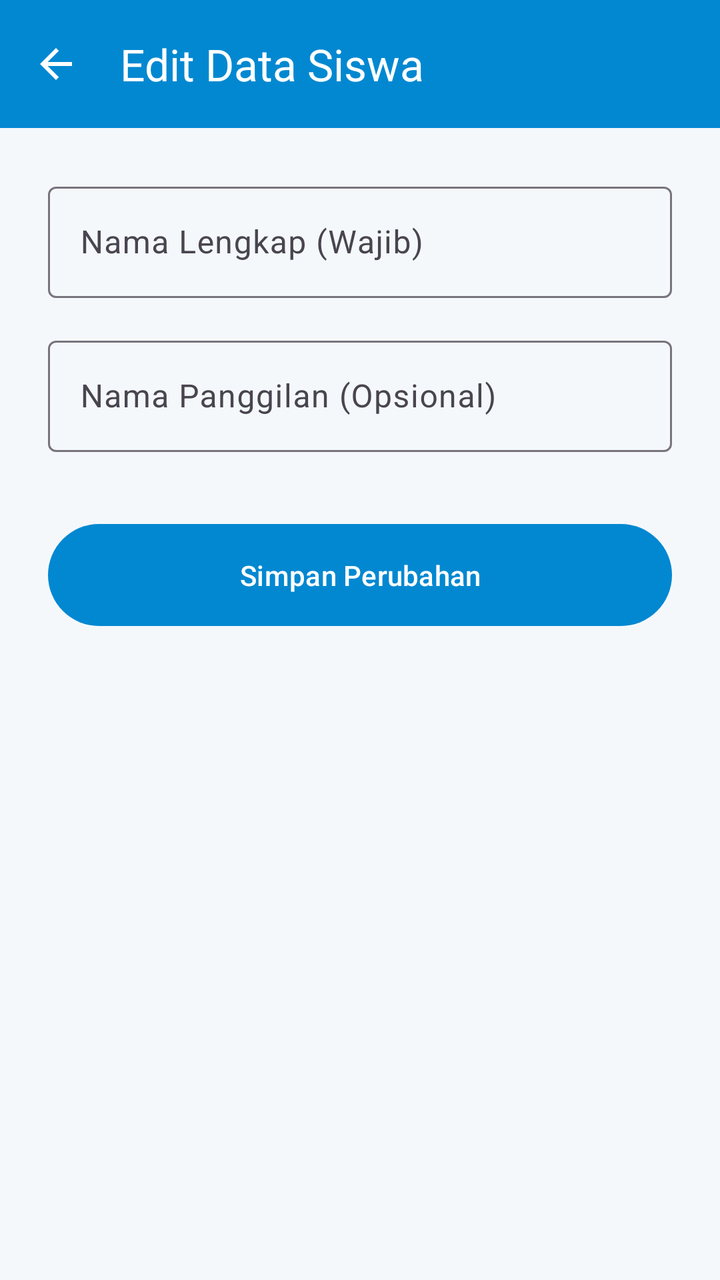
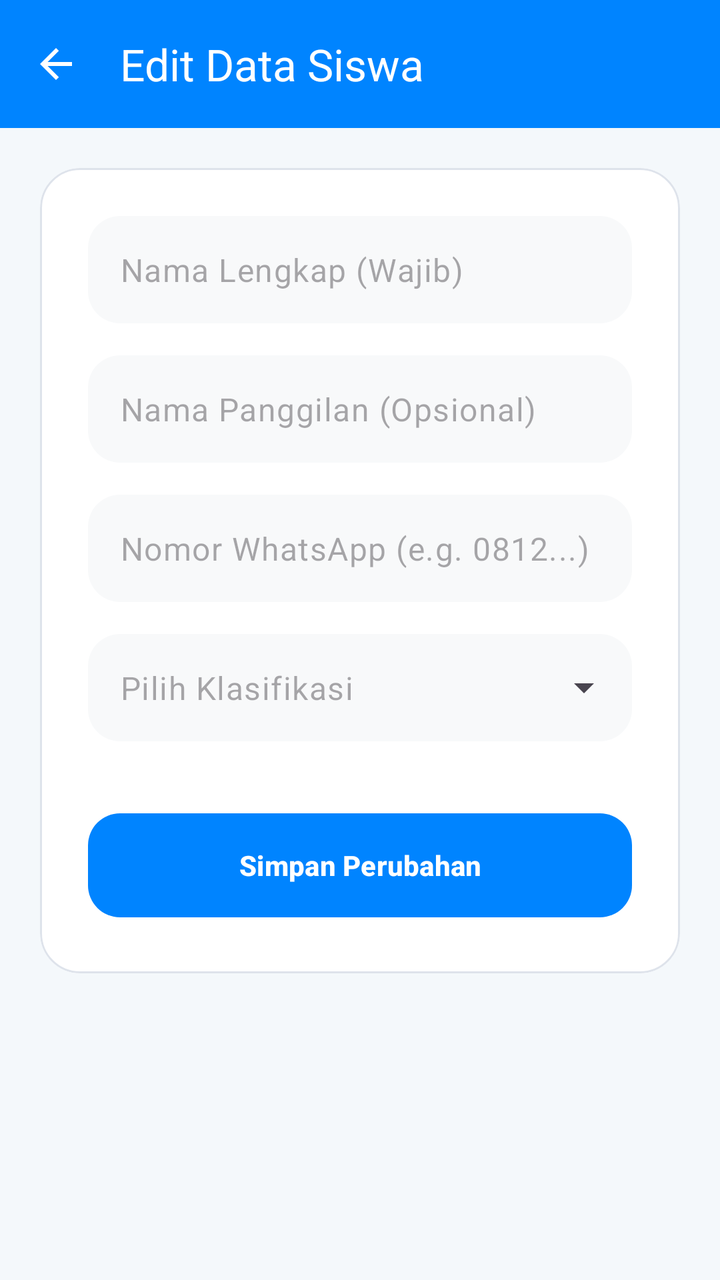

Before-and-after screenshots of an Android layout around one commit, followed by the original layout XML and the change that was made.
<!-- AndroidManifest.xml: application theme Theme.AbsenRenang -->
<!-- res/layout/activity_edit_student.xml -->
<?xml version="1.0" encoding="utf-8"?>
<LinearLayout xmlns:android="http://schemas.android.com/apk/res/android"
    xmlns:app="http://schemas.android.com/apk/res-auto"
    xmlns:tools="http://schemas.android.com/tools"
    android:id="@+id/main"
    android:layout_width="match_parent"
    android:layout_height="match_parent"
    android:background="#F4F8FB"
    android:orientation="vertical"
    tools:context=".ui.studentlist.EditStudentActivity">

    <com.google.android.material.appbar.MaterialToolbar
        android:id="@+id/toolbar"
        android:layout_width="match_parent"
        android:layout_height="?attr/actionBarSize"
        android:background="?attr/colorPrimary"
        app:navigationIcon="@drawable/ic_arrow_back"
        app:navigationIconTint="@color/white"
        app:title="Edit Data Siswa"
        app:titleTextColor="@color/white" />

    <ScrollView
        android:layout_width="match_parent"
        android:layout_height="match_parent">

        <LinearLayout
            android:layout_width="match_parent"
            android:layout_height="wrap_content"
            android:orientation="vertical"
            android:padding="24dp">

            <com.google.android.material.textfield.TextInputLayout
                android:id="@+id/tilName"
                android:layout_width="match_parent"
                android:layout_height="wrap_content"
                android:hint="Nama Lengkap (Wajib)">

                <com.google.android.material.textfield.TextInputEditText
                    android:id="@+id/etName"
                    android:layout_width="match_parent"
                    android:layout_height="wrap_content"
                    android:inputType="textPersonName|textCapWords" />
            </com.google.android.material.textfield.TextInputLayout>

            <com.google.android.material.textfield.TextInputLayout
                android:id="@+id/tilNickname"
                android:layout_width="match_parent"
                android:layout_height="wrap_content"
                android:layout_marginTop="16dp"
                android:hint="Nama Panggilan (Opsional)">

                <com.google.android.material.textfield.TextInputEditText
                    android:id="@+id/etNickname"
                    android:layout_width="match_parent"
                    android:layout_height="wrap_content"
                    android:inputType="textPersonName|textCapWords" />
            </com.google.android.material.textfield.TextInputLayout>

            <com.google.android.material.button.MaterialButton
                android:id="@+id/btnSave"
                android:layout_width="match_parent"
                android:layout_height="wrap_content"
                android:layout_marginTop="32dp"
                android:paddingVertical="16dp"
                android:text="Simpan Perubahan" />

        </LinearLayout>
    </ScrollView>
</LinearLayout>
<!-- resources referenced by this layout -->
<resources>
  <color name="white">#FFFFFFFF</color>
  <!-- drawable ic_arrow_back (drawable) -->
  <vector xmlns:android="http://schemas.android.com/apk/res/android" android:autoMirrored="true" android:height="24dp" android:tint="#000000" android:viewportHeight="960" android:viewportWidth="960" android:width="24dp">
        
      <path android:fillColor="@android:color/white" android:pathData="M313,520L537,744L480,800L160,480L480,160L537,216L313,440L800,440L800,520L313,520Z"/>
      
  </vector>
  <style name="Theme.AbsenRenang" parent="Base.Theme.AbsenRenang" />
  <style name="Base.Theme.AbsenRenang" parent="Theme.Material3.Light.NoActionBar">
          <item name="colorPrimary">@color/primary_blue</item>
      </style>
  <color name="primary_blue">#0288D1</color>
</resources>

<!-- the commit's change to res/layout/activity_edit_student.xml (unified diff, before → after) -->
@@ -6,6 +6,7 @@
     android:layout_width="match_parent"
     android:layout_height="match_parent"
     android:background="#F4F8FB"
+    android:fitsSystemWindows="true"
     android:orientation="vertical"
     tools:context=".ui.studentlist.EditStudentActivity">
 
@@ -23,47 +24,131 @@
         android:layout_width="match_parent"
         android:layout_height="match_parent">
 
-        <LinearLayout
+        <com.google.android.material.card.MaterialCardView
             android:layout_width="match_parent"
             android:layout_height="wrap_content"
-            android:orientation="vertical"
-            android:padding="24dp">
+            android:layout_margin="20dp"
+            app:cardBackgroundColor="@color/white"
+            app:cardCornerRadius="20dp"
+            app:cardElevation="0dp"
+            app:strokeColor="@color/divider"
+            app:strokeWidth="1dp">
 
-            <com.google.android.material.textfield.TextInputLayout
-                android:id="@+id/tilName"
+            <LinearLayout
                 android:layout_width="match_parent"
                 android:layout_height="wrap_content"
-                android:hint="Nama Lengkap (Wajib)">
+                android:orientation="vertical"
+                android:padding="24dp">
 
-                <com.google.android.material.textfield.TextInputEditText
-                    android:id="@+id/etName"
+                <com.google.android.material.textfield.TextInputLayout
+                    android:id="@+id/tilName"
+                    style="@style/Widget.Material3.TextInputLayout.FilledBox"
                     android:layout_width="match_parent"
                     android:layout_height="wrap_content"
-                    android:inputType="textPersonName|textCapWords" />
-            </com.google.android.material.textfield.TextInputLayout>
+                    app:boxBackgroundColor="#F8F9FA"
+                    app:boxCornerRadiusBottomEnd="16dp"
+                    app:boxCornerRadiusBottomStart="16dp"
+                    app:boxCornerRadiusTopEnd="16dp"
+                    app:boxCornerRadiusTopStart="16dp"
+                    app:boxStrokeColor="@color/divider"
+                    app:boxStrokeWidth="0dp"
+                    app:boxStrokeWidthFocused="0dp"
+                    app:hintEnabled="false">
 
-            <com.google.android.material.textfield.TextInputLayout
-                android:id="@+id/tilNickname"
-                android:layout_width="match_parent"
-                android:layout_height="wrap_content"
-                android:layout_marginTop="16dp"
-                android:hint="Nama Panggilan (Opsional)">
+                    <com.google.android.material.textfield.TextInputEditText
+                        android:id="@+id/etName"
+                        android:layout_width="match_parent"
+                        android:layout_height="wrap_content"
+                        android:hint="Nama Lengkap (Wajib)"
+                        android:inputType="textPersonName|textCapWords"
+                        android:paddingVertical="16dp" />
+                </com.google.android.material.textfield.TextInputLayout>
 
-                <com.google.android.material.textfield.TextInputEditText
-                    android:id="@+id/etNickname"
+                <com.google.android.material.textfield.TextInputLayout
+                    android:id="@+id/tilNickname"
+                    style="@style/Widget.Material3.TextInputLayout.FilledBox"
                     android:layout_width="match_parent"
                     android:layout_height="wrap_content"
-                    android:inputType="textPersonName|textCapWords" />
-            </com.google.android.material.textfield.TextInputLayout>
+                    android:layout_marginTop="16dp"
+                    app:boxBackgroundColor="#F8F9FA"
+                    app:boxCornerRadiusBottomEnd="16dp"
+                    app:boxCornerRadiusBottomStart="16dp"
+                    app:boxCornerRadiusTopEnd="16dp"
+                    app:boxCornerRadiusTopStart="16dp"
+                    app:boxStrokeColor="@color/divider"
+                    app:boxStrokeWidth="0dp"
+                    app:boxStrokeWidthFocused="0dp"
+                    app:hintEnabled="false">
 
-            <com.google.android.material.button.MaterialButton
-                android:id="@+id/btnSave"
-                android:layout_width="match_parent"
-                android:layout_height="wrap_content"
-                android:layout_marginTop="32dp"
-                android:paddingVertical="16dp"
-                android:text="Simpan Perubahan" />
+                    <com.google.android.material.textfield.TextInputEditText
+                        android:id="@+id/etNickname"
+                        android:layout_width="match_parent"
+                        android:layout_height="wrap_content"
+                        android:hint="Nama Panggilan (Opsional)"
+                        android:inputType="textPersonName|textCapWords"
+                        android:paddingVertical="16dp" />
+                </com.google.android.material.textfield.TextInputLayout>
 
-        </LinearLayout>
+                <com.google.android.material.textfield.TextInputLayout
+                    android:id="@+id/tilPhoneNumber"
+                    style="@style/Widget.Material3.TextInputLayout.FilledBox"
+                    android:layout_width="match_parent"
+                    android:layout_height="wrap_content"
+                    android:layout_marginTop="16dp"
+                    app:boxBackgroundColor="#F8F9FA"
+                    app:boxCornerRadiusBottomEnd="16dp"
+                    app:boxCornerRadiusBottomStart="16dp"
+                    app:boxCornerRadiusTopEnd="16dp"
+                    app:boxCornerRadiusTopStart="16dp"
+                    app:boxStrokeColor="@color/divider"
+                    app:boxStrokeWidth="0dp"
+                    app:boxStrokeWidthFocused="0dp"
+                    app:hintEnabled="false">
+
+                    <com.google.android.material.textfield.TextInputEditText
+                        android:id="@+id/etPhoneNumber"
+                        android:layout_width="match_parent"
+                        android:layout_height="wrap_content"
+                        android:hint="Nomor WhatsApp (e.g. 0812...)"
+                        android:inputType="phone"
+                        android:paddingVertical="16dp" />
+                </com.google.android.material.textfield.TextInputLayout>
+
+                <com.google.android.material.textfield.TextInputLayout
+                    android:id="@+id/tilClassification"
+                    style="@style/Widget.Material3.TextInputLayout.FilledBox.ExposedDropdownMenu"
+                    android:layout_width="match_parent"
+                    android:layout_height="wrap_content"
+                    android:layout_marginTop="16dp"
+                    app:boxBackgroundColor="#F8F9FA"
+                    app:boxCornerRadiusBottomEnd="16dp"
+                    app:boxCornerRadiusBottomStart="16dp"
+                    app:boxCornerRadiusTopEnd="16dp"
+                    app:boxCornerRadiusTopStart="16dp"
+                    app:boxStrokeColor="@color/divider"
+                    app:boxStrokeWidth="0dp"
+                    app:boxStrokeWidthFocused="0dp"
+                    app:hintEnabled="false">
+
+                    <AutoCompleteTextView
+                        android:id="@+id/actClassification"
+                        android:layout_width="match_parent"
+                        android:layout_height="wrap_content"
+                        android:hint="Pilih Klasifikasi"
+                        android:inputType="none"
+                        android:paddingVertical="16dp" />
+                </com.google.android.material.textfield.TextInputLayout>
+
+                <com.google.android.material.button.MaterialButton
+                    android:id="@+id/btnSave"
+                    android:layout_width="match_parent"
+                    android:layout_height="60dp"
+                    android:layout_marginTop="32dp"
+                    android:text="Simpan Perubahan"
+                    android:textStyle="bold"
+                    app:cornerRadius="16dp" />
+
+            </LinearLayout>
+        </com.google.android.material.card.MaterialCardView>
     </ScrollView>
 </LinearLayout>
<!-- resource entries referenced after the edit -->
@@ -1,5 +1,6 @@
 <!-- resources referenced by this layout -->
 <resources>
+  <color name="divider">#DEE3EB</color>
   <color name="white">#FFFFFFFF</color>
   <!-- drawable ic_arrow_back (drawable) -->
   <vector xmlns:android="http://schemas.android.com/apk/res/android" android:autoMirrored="true" android:height="24dp" android:tint="#000000" android:viewportHeight="960" android:viewportWidth="960" android:width="24dp">
@@ -10,7 +11,24 @@
   <style name="Theme.AbsenRenang" parent="Base.Theme.AbsenRenang" />
   <style name="Base.Theme.AbsenRenang" parent="Theme.Material3.Light.NoActionBar">
           <item name="colorPrimary">@color/primary_blue</item>
+          <item name="colorSurface">@color/white</item>
+          <item name="colorSurfaceVariant">@color/white</item>
+          <item name="colorSurfaceContainer">@color/white</item>
+          <item name="android:colorBackground">@color/background</item>
+  
+          
+          <item name="colorSecondary">@color/primary_blue</item>
+          <item name="colorTertiary">@color/primary_blue</item>
+          <item name="materialAlertDialogTheme">@style/Theme.App.AlertDialog</item>
       </style>
-  <color name="primary_blue">#0288D1</color>
+  <color name="primary_blue">#0084FF</color>
+  <color name="background">#FFFFFF</color>
+  <style name="Theme.App.AlertDialog" parent="ThemeOverlay.Material3.MaterialAlertDialog">
+          <item name="colorSurface">@color/white</item>
+          <item name="colorSurfaceVariant">@color/white</item>
+          <item name="colorSurfaceContainerHigh">@color/white</item>
+          <item name="colorSurfaceContainerHighest">@color/white</item>
+          <item name="android:backgroundTint">@color/white</item>
+      </style>
 </resources>
 
